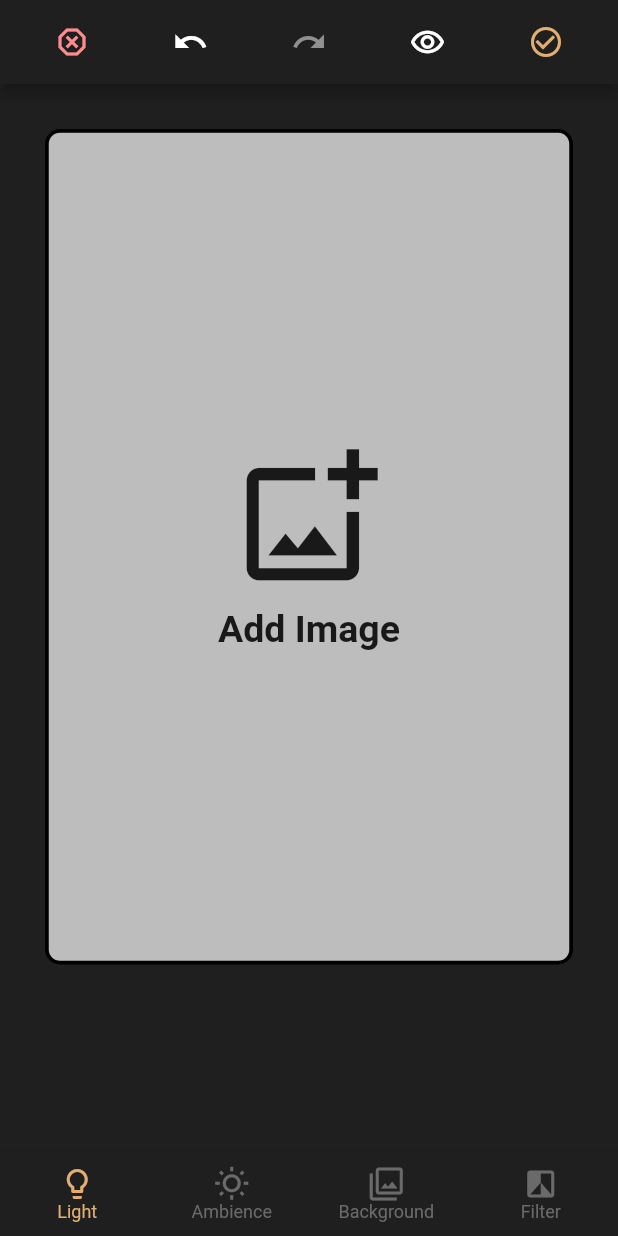
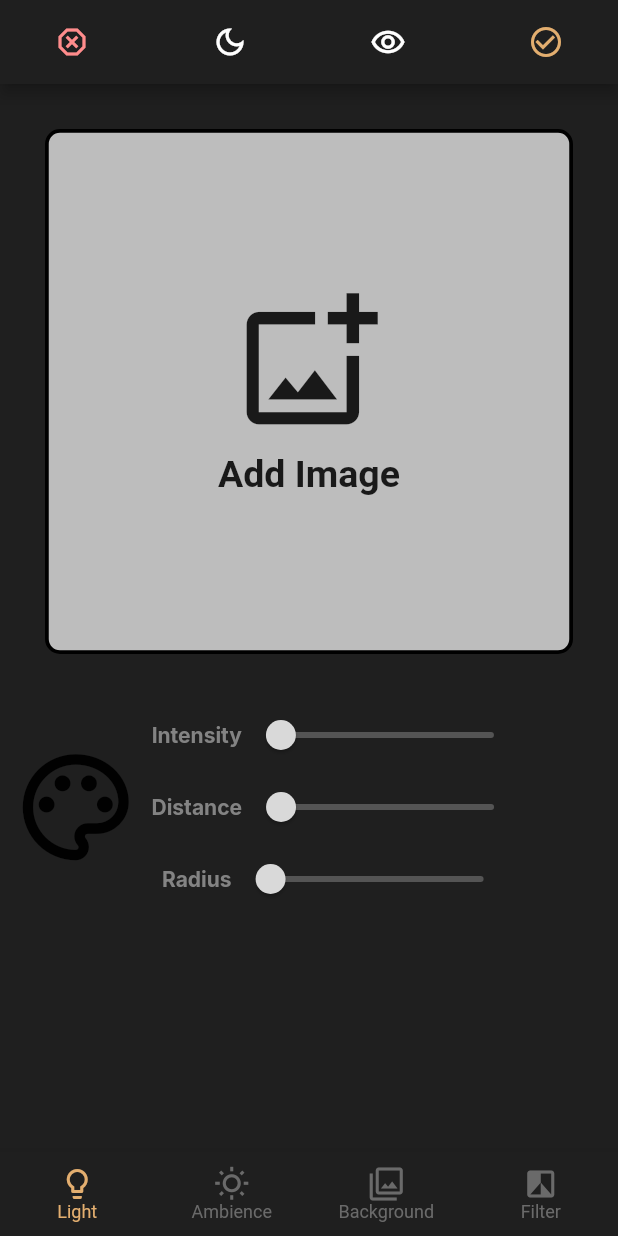
Before and after one commit to illuminate-project/illuminate-mobile, a Flutter app: the screen it shows after launch, after a tap on the "remove red eye" icon, on a phone screen of 412 x 824 dp. Run offline on Flutter 3.47's test engine with Material 2 defaults, Android fonts, the light colour scheme and no system bars; our stand-ins replace flutter_colorpicker, google_fonts, image_picker.

Commit message:
Sliders Added

```diff
--- a/lib/elements/bottom_nav.dart
+++ b/lib/elements/bottom_nav.dart
@@ -1,21 +1,20 @@
 import 'package:flutter/material.dart';
 
 class BottomNav extends StatefulWidget {
-  const BottomNav({super.key});
+  final Function changeScreen;
+  final int selectedScreen;
+
+  const BottomNav({
+    super.key,
+    required this.selectedScreen,
+    required this.changeScreen,
+  });
 
   @override
   State<BottomNav> createState() => _BottomNavState();
 }
 
 class _BottomNavState extends State<BottomNav> {
-  int _selectedIndex = 0;
-
-  void _onItemTapped(int index) {
-    setState(() {
-      _selectedIndex = index;
-    });
-  }
-
   @override
   Widget build(BuildContext context) {
     return BottomNavigationBar(
@@ -27,7 +26,7 @@ class _BottomNavState extends State<BottomNav> {
       selectedFontSize: 12,
       unselectedFontSize: 12,
       onTap: (value) {
-        _onItemTapped(value);
+        widget.changeScreen(value);
       },
       items: const [
         BottomNavigationBarItem(
@@ -47,7 +46,7 @@ class _BottomNavState extends State<BottomNav> {
           icon: Icon(Icons.filter_b_and_w),
         ),
       ],
-      currentIndex: _selectedIndex,
+      currentIndex: widget.selectedScreen,
     );
   }
 }
--- a/lib/elements/picture_container.dart
+++ b/lib/elements/picture_container.dart
@@ -28,9 +28,9 @@ class _PictureContainerState extends State<PictureContainer> {
     return GestureDetector(
       child: Container(
           width: double.infinity,
-          height: double.infinity,
+          height: 350,
           margin: const EdgeInsets.only(
-              left: 30.0, right: 30.0, top: 30.0, bottom: 125.0),
+              left: 30.0, right: 30.0, top: 30.0, bottom: 30.0),
           decoration: BoxDecoration(
             color: const Color.fromARGB(217, 217, 217, 217),
             border: Border.all(
--- /dev/null
+++ b/lib/elements/slider/slider.dart
@@ -0,0 +1,23 @@
+import 'package:flutter/material.dart';
+import 'package:test_application/elements/slider/slider_bar.dart';
+import 'package:google_fonts/google_fonts.dart';
+import 'package:test_application/elements/slider/slider_label.dart';
+
+class MovableSlider extends StatefulWidget {
+  final String label;
+  const MovableSlider({super.key, required this.label});
+
+  @override
+  State<MovableSlider> createState() => _MovableSliderState();
+}
+
+class _MovableSliderState extends State<MovableSlider> {
+  @override
+  Widget build(BuildContext context) {
+    return Row(
+      mainAxisAlignment: MainAxisAlignment.center,
+      mainAxisSize: MainAxisSize.max,
+      children: [SliderLabel(label: widget.label), const SliderBar()],
+    );
+  }
+}
--- /dev/null
+++ b/lib/elements/slider/slider_bar.dart
@@ -0,0 +1,32 @@
+import 'package:flutter/material.dart';
+
+class SliderBar extends StatefulWidget {
+  const SliderBar({super.key});
+
+  @override
+  State<SliderBar> createState() => _SliderBarState();
+}
+
+class _SliderBarState extends State<SliderBar> {
+  double _selectedValue = 0;
+
+  void _setValue(value) {
+    setState(() {
+      _selectedValue = value;
+    });
+  }
+
+  @override
+  Widget build(BuildContext context) {
+    return Slider(
+      min: 0.0,
+      max: 100,
+      value: _selectedValue,
+      divisions: 100,
+      label: _selectedValue.round().toString(),
+      onChanged: ((value) => _setValue(value)),
+      activeColor: const Color.fromARGB(255, 217, 217, 217),
+      inactiveColor: const Color.fromARGB(255, 84, 84, 84),
+    );
+  }
+}
--- /dev/null
+++ b/lib/elements/slider/slider_label.dart
@@ -0,0 +1,22 @@
+import 'package:flutter/material.dart';
+import 'package:google_fonts/google_fonts.dart';
+
+class SliderLabel extends StatefulWidget {
+  final String label;
+  const SliderLabel({super.key, required this.label});
+
+  @override
+  State<SliderLabel> createState() => _SliderLabelState();
+}
+
+class _SliderLabelState extends State<SliderLabel> {
+  @override
+  Widget build(BuildContext context) {
+    return Text(
+      widget.label,
+      style: GoogleFonts.inter(
+          color: const Color.fromARGB(255, 131, 131, 131),
+          fontWeight: FontWeight.bold),
+    );
+  }
+}
--- a/lib/elements/top_app_bar.dart
+++ b/lib/elements/top_app_bar.dart
@@ -30,12 +30,7 @@ class _TopAppBarState extends State<TopAppBar> {
             onPressed: () => widget.changePicture(null),
           ),
           IconButton(
-            icon: const Icon(Icons.undo),
-            onPressed: () => doNothing(),
-          ),
-          IconButton(
-            icon: const Icon(Icons.redo),
-            color: const Color.fromARGB(255, 144, 144, 144),
+            icon: const Icon(Icons.dark_mode_outlined),
             onPressed: () => doNothing(),
           ),
           IconButton(
--- a/lib/home_page.dart
+++ b/lib/home_page.dart
@@ -3,6 +3,7 @@ import 'package:image_picker/image_picker.dart';
 import 'package:test_application/elements/picture_container.dart';
 import 'elements/top_app_bar.dart';
 import 'elements/bottom_nav.dart';
+import 'screens/screen_selector.dart';
 
 class HomePage extends StatefulWidget {
   const HomePage({super.key});
@@ -13,10 +14,17 @@ class HomePage extends StatefulWidget {
 
 class _HomePageState extends State<HomePage> {
   XFile? _selectedImage;
+  int _selectedScreen = 0;
 
   void _setImage(image) {
     setState(() {
       _selectedImage = image;
+    });
+  }
+
+  void _setScreen(int index) {
+    setState(() {
+      _selectedScreen = index;
     });
   }
 
@@ -26,9 +34,17 @@ class _HomePageState extends State<HomePage> {
       appBar: TopAppBar(_setImage),
       backgroundColor: const Color.fromARGB(255, 31, 31, 31),
       body: Center(
-        child: PictureContainer(_selectedImage, _setImage),
+        child: Column(
+          children: [
+            PictureContainer(_selectedImage, _setImage),
+            ScreenSelector(
+              selectedScreen: _selectedScreen,
+            )
+          ],
+        ),
       ),
-      bottomNavigationBar: const BottomNav(),
+      bottomNavigationBar:
+          BottomNav(selectedScreen: _selectedScreen, changeScreen: _setScreen),
     );
   }
 }
--- a/lib/main.dart
+++ b/lib/main.dart
@@ -1,6 +1,6 @@
 import 'package:flutter/material.dart';
 import 'package:flutter/services.dart';
-import 'package:test_application/spalsh_screen.dart';
+import 'package:test_application/screens/splash_screen.dart';
 
 void main() {
   SystemChrome.setSystemUIOverlayStyle(
--- /dev/null
+++ b/lib/screens/ambience_screen.dart
@@ -0,0 +1,15 @@
+import 'package:flutter/material.dart';
+
+class AmbienceScreen extends StatefulWidget {
+  const AmbienceScreen({super.key});
+
+  @override
+  State<AmbienceScreen> createState() => _AmbienceScreenState();
+}
+
+class _AmbienceScreenState extends State<AmbienceScreen> {
+  @override
+  Widget build(BuildContext context) {
+    return const Text('Ambience');
+  }
+}
--- /dev/null
+++ b/lib/screens/background_screen.dart
@@ -0,0 +1,15 @@
+import 'package:flutter/material.dart';
+
+class BackgroundScreen extends StatefulWidget {
+  const BackgroundScreen({super.key});
+
+  @override
+  State<BackgroundScreen> createState() => _BackgroundScreenState();
+}
+
+class _BackgroundScreenState extends State<BackgroundScreen> {
+  @override
+  Widget build(BuildContext context) {
+    return const Text('Background');
+  }
+}
--- /dev/null
+++ b/lib/screens/filter_screen.dart
@@ -0,0 +1,15 @@
+import 'package:flutter/material.dart';
+
+class FilterScreen extends StatefulWidget {
+  const FilterScreen({super.key});
+
+  @override
+  State<FilterScreen> createState() => _FilterScreenState();
+}
+
+class _FilterScreenState extends State<FilterScreen> {
+  @override
+  Widget build(BuildContext context) {
+    return const Text('Filter');
+  }
+}
--- /dev/null
+++ b/lib/screens/light_screen.dart
@@ -0,0 +1,51 @@
+import 'package:flutter/material.dart';
+import 'package:flutter_colorpicker/flutter_colorpicker.dart';
+import 'package:test_application/elements/color_selector.dart';
+import 'package:test_application/elements/slider/slider.dart';
+
+class LightScreen extends StatefulWidget {
+  const LightScreen({super.key});
+
+  @override
+  State<LightScreen> createState() => _LightScreenState();
+}
+
+class _LightScreenState extends State<LightScreen> {
+  void doNothing(color) {}
+  @override
+  Widget build(BuildContext context) {
+    void showColorPicker() {
+      showDialog(
+          context: context,
+          builder: (BuildContext context) {
+            return AlertDialog(
+              title: const Text("Pick a color"),
+              content: SingleChildScrollView(
+                child: ColorPicker(
+                  pickerColor: const Color(0xff443a49),
+                  paletteType: PaletteType.hueWheel,
+                  onColorChanged: (Color value) {
+                    doNothing(value);
+                  },
+                ),
+              ),
+            );
+          });
+    }
+
+    return Row(children: [
+      IconButton(
+          iconSize: 85,
+          onPressed: (() => showColorPicker()),
+          icon: const Icon(
+              color: Color.fromARGB(255, 1, 1, 1), Icons.color_lens_outlined)),
+      Column(
+        children: const [
+          MovableSlider(label: 'Intensity'),
+          MovableSlider(label: 'Distance'),
+          MovableSlider(label: 'Radius'),
+        ],
+      )
+    ]);
+  }
+}
--- /dev/null
+++ b/lib/screens/screen_selector.dart
@@ -0,0 +1,43 @@
+import 'package:flutter/material.dart';
+import 'package:test_application/screens/ambience_screen.dart';
+import 'package:test_application/screens/background_screen.dart';
+import 'package:test_application/screens/filter_screen.dart';
+import 'package:test_application/screens/light_screen.dart';
+
+class ScreenSelector extends StatefulWidget {
+  final int selectedScreen;
+  const ScreenSelector({super.key, required this.selectedScreen});
+
+  @override
+  State<ScreenSelector> createState() => _ScreenSelectorState();
+}
+
+class _ScreenSelectorState extends State<ScreenSelector> {
+  Widget selectScreen(int value) {
+    switch (value) {
+      case 0:
+        {
+          return const LightScreen();
+        }
+      case 1:
+        {
+          return const AmbienceScreen();
+        }
+      case 2:
+        {
+          return const BackgroundScreen();
+        }
+      case 3:
+        {
+          return const FilterScreen();
+        }
+      default:
+        return const LightScreen();
+    }
+  }
+
+  @override
+  Widget build(BuildContext context) {
+    return selectScreen(widget.selectedScreen);
+  }
+}
--- a/pubspec.yaml
+++ b/pubspec.yaml
@@ -36,6 +36,8 @@ dependencies:
   # The following adds the Cupertino Icons font to your application.
   # Use with the CupertinoIcons class for iOS style icons.
   cupertino_icons: ^1.0.2
+  google_fonts: ^3.0.1
+  flutter_colorpicker: ^1.0.3
 
 dev_dependencies:
   flutter_test:
```
Also changed, not shown: lib/elements/color_selector.dart (added, +33 -0 lines), lib/screens/splash_screen.dart (renamed from lib/spalsh_screen.dart), pubspec.lock, 1 other file.
